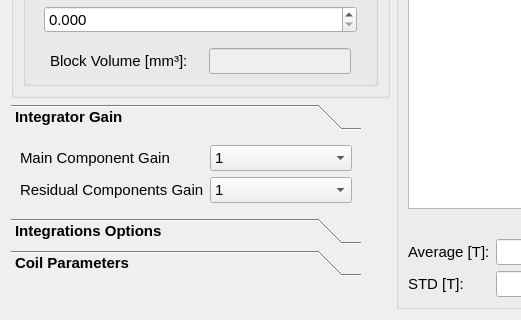
Before: the Qt Designer form helmholtz/gui/ui/measurementwidget.ui in lnls-ima/helmholtz-coil-control, drawn with Qt 5; both pictures show x 0 to 521 and y 413 to 733 of the 1128 by 733 pixel window.
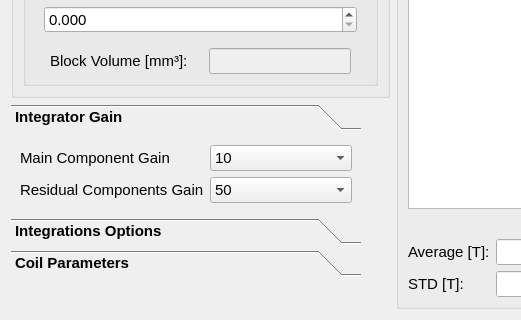
After: the same form once the commit is applied. Icons and pictures are not drawn. Custom widgets are drawn as their Qt base class.

```diff
--- a/helmholtz/gui/ui/measurementwidget.ui
+++ b/helmholtz/gui/ui/measurementwidget.ui
@@ -906,6 +906,9 @@
            <bold>false</bold>
           </font>
          </property>
+         <property name="currentIndex">
+          <number>5</number>
+         </property>
          <item>
           <property name="text">
            <string>1</string>
@@ -991,6 +994,9 @@
            <bold>false</bold>
           </font>
          </property>
+         <property name="currentIndex">
+          <number>3</number>
+         </property>
          <item>
           <property name="text">
            <string>1</string>
```
Left out of the diff: 47 changed lines with no effect on the pictures.
